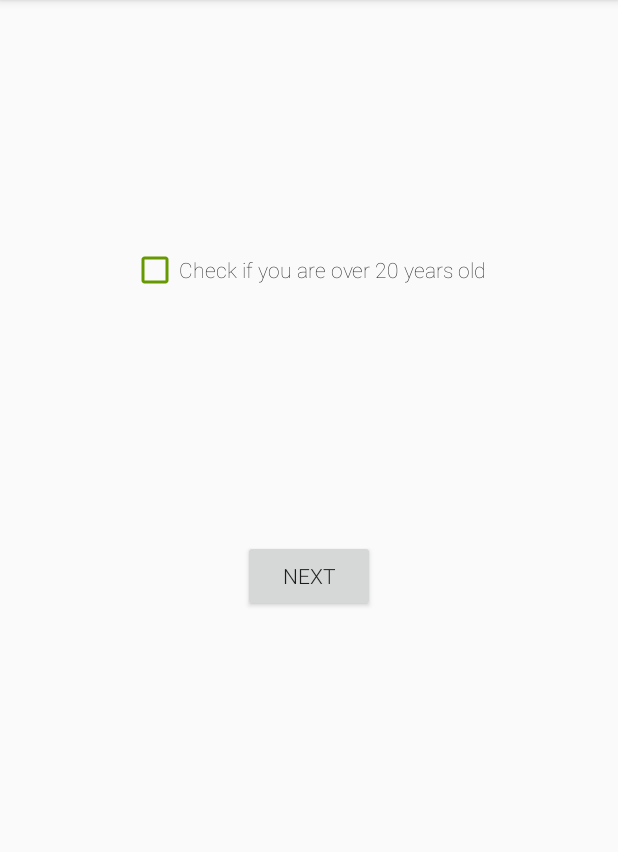
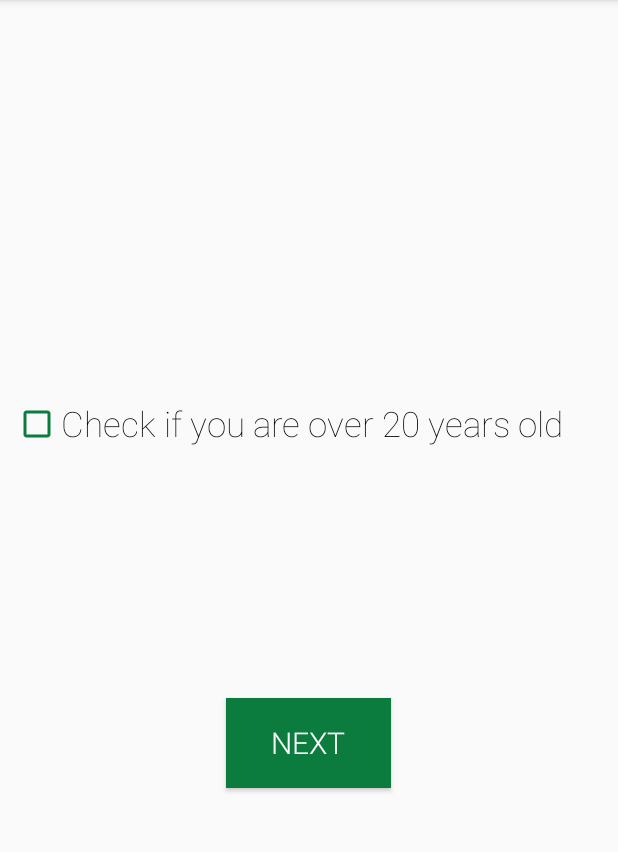
Before and after one commit to rickolsson/applikation_med_checkbox, an Android app: the checkButton screen opened directly, with no data from a screen before it, on a phone screen of 412 x 824 dp, the part 84-936 px from its top. Run offline under Robolectric (Android 15) with nearby library versions, the phone set to English and light mode, and no system bars.

Commit message:
Changed COOOOLORS MAKE IT PRETTY

```diff
--- a/app/src/main/res/layout/activity_check_button.xml
+++ b/app/src/main/res/layout/activity_check_button.xml
@@ -8,39 +8,74 @@
 
     <Button
         android:id="@+id/nextButton"
-        android:layout_width="wrap_content"
-        android:layout_height="wrap_content"
+        android:layout_width="110dp"
+        android:layout_height="60dp"
+        android:background="#0B7B3E"
         android:fontFamily="sans-serif-light"
         android:text="Next"
+        android:textColor="#FFFFFF"
+        android:textSize="20sp"
         app:layout_constraintBottom_toBottomOf="parent"
         app:layout_constraintEnd_toEndOf="parent"
-        app:layout_constraintHorizontal_bias="0.5"
+        app:layout_constraintHorizontal_bias="0.498"
         app:layout_constraintStart_toStartOf="parent"
-        app:layout_constraintTop_toTopOf="parent" />
+        app:layout_constraintTop_toTopOf="parent"
+        app:layout_constraintVertical_bias="0.657" />
 
     <CheckBox
         android:id="@+id/checkBox"
         style="@style/Widget.AppCompat.CompoundButton.CheckBox"
-        android:layout_width="wrap_content"
-        android:layout_height="0dp"
-        android:buttonTint="@android:color/holo_green_dark"
+        android:layout_width="395dp"
+        android:layout_height="365dp"
+        android:buttonTint="#0B7B3E"
         android:clickable="true"
         android:fontFamily="sans-serif-thin"
         android:text="Check if you are over 20 years old"
+        android:textSize="23sp"
         app:layout_constraintBottom_toTopOf="@+id/nextButton"
         app:layout_constraintEnd_toEndOf="parent"
         app:layout_constraintHorizontal_bias="0.5"
         app:layout_constraintStart_toStartOf="parent"
-        app:layout_constraintTop_toTopOf="parent" />
+        app:layout_constraintTop_toTopOf="parent"
+        app:layout_constraintVertical_bias="1.0" />
 
     <TextView
         android:id="@+id/message"
         android:layout_width="wrap_content"
         android:layout_height="wrap_content"
+        android:fontFamily="sans-serif-light"
         android:text=""
+        android:textSize="14sp"
         app:layout_constraintBottom_toBottomOf="parent"
         app:layout_constraintEnd_toEndOf="parent"
         app:layout_constraintHorizontal_bias="0.5"
         app:layout_constraintStart_toStartOf="parent"
         app:layout_constraintTop_toBottomOf="@+id/nextButton" />
+
+    <android.support.constraint.Guideline
+        android:id="@+id/guideline"
+        android:layout_width="wrap_content"
+        android:layout_height="wrap_content"
+        android:orientation="horizontal"
+        app:layout_constraintGuide_begin="20dp" />
+
+    <android.support.constraint.Guideline
+        android:id="@+id/guideline2"
+        android:layout_width="wrap_content"
+        android:layout_height="wrap_content"
+        android:orientation="vertical"
+        app:layout_constraintGuide_begin="20dp" />
+
+    <android.support.constraint.Barrier
+        android:id="@+id/barrier"
+        android:layout_width="wrap_content"
+        android:layout_height="wrap_content"
+        app:barrierDirection="top" />
+
+    <android.support.constraint.Guideline
+        android:id="@+id/guideline3"
+        android:layout_width="wrap_content"
+        android:layout_height="wrap_content"
+        android:orientation="vertical"
+        app:layout_constraintGuide_begin="20dp" />
 </android.support.constraint.ConstraintLayout>
```
Also changed, not shown: app/src/main/res/layout/search_dialog.xml (+30 -18 lines).
